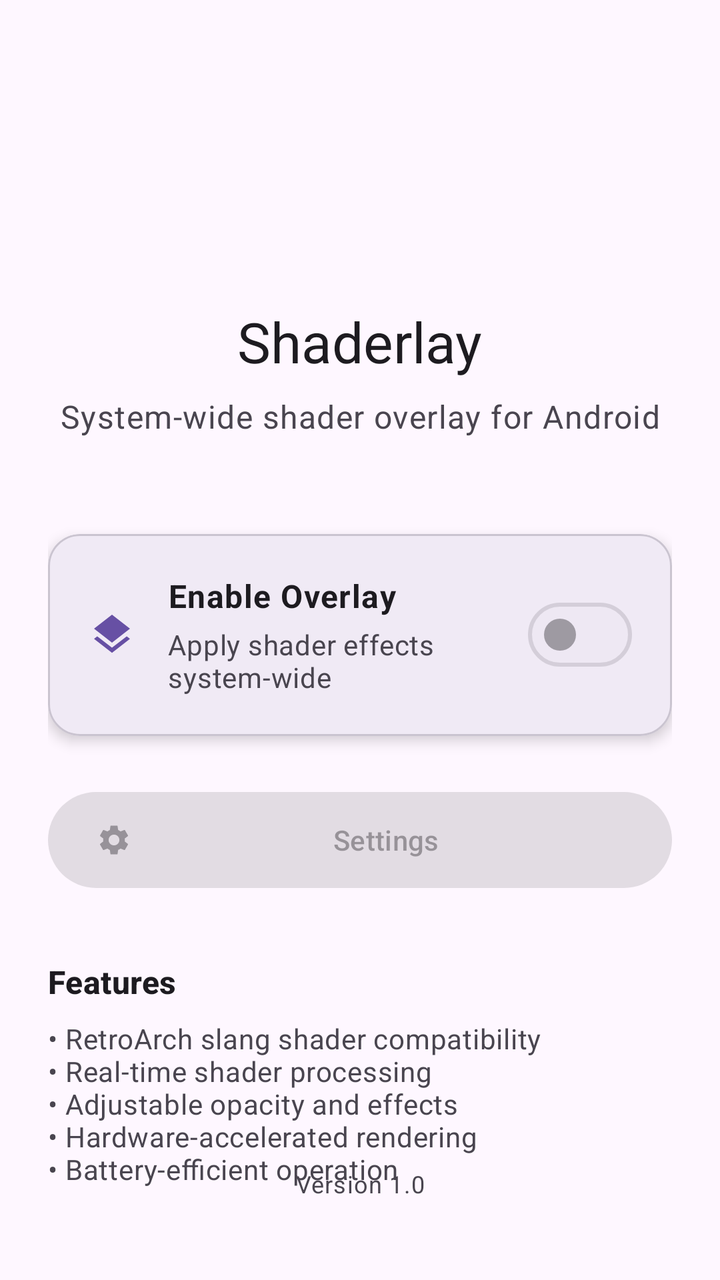
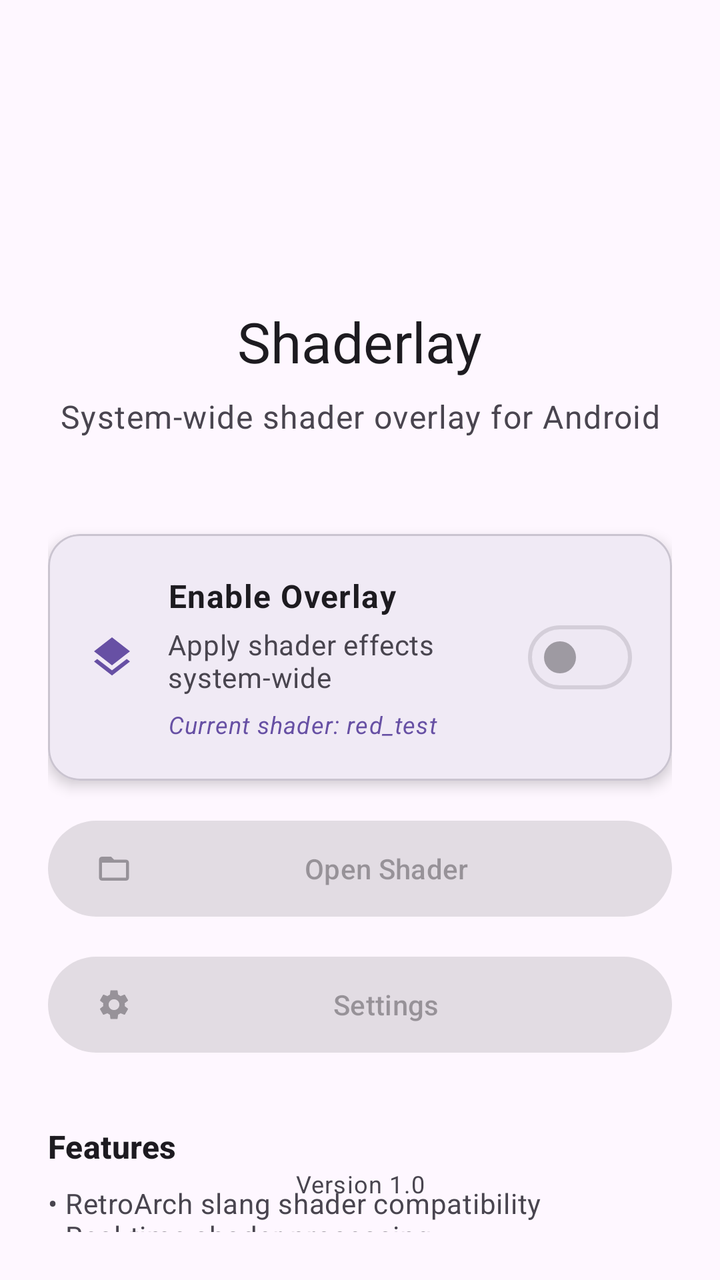

Screens rendered from an Android XML layout before and after an edit, with the pre-edit source and the edit as a unified diff.
<!-- AndroidManifest.xml: activity theme Theme.Shaderlay -->
<!-- res/layout/activity_main.xml -->
<?xml version="1.0" encoding="utf-8"?>
<androidx.constraintlayout.widget.ConstraintLayout xmlns:android="http://schemas.android.com/apk/res/android"
    xmlns:app="http://schemas.android.com/apk/res-auto"
    xmlns:tools="http://schemas.android.com/tools"
    android:layout_width="match_parent"
    android:layout_height="match_parent"
    android:padding="24dp"
    tools:context=".ui.MainActivity">

    <ImageView
        android:id="@+id/logo"
        android:layout_width="80dp"
        android:layout_height="80dp"
        android:layout_marginTop="32dp"
        android:contentDescription="@string/app_name"
        android:src="@mipmap/ic_launcher"
        app:layout_constraintEnd_toEndOf="parent"
        app:layout_constraintStart_toStartOf="parent"
        app:layout_constraintTop_toTopOf="parent" />

    <TextView
        android:id="@+id/title"
        android:layout_width="wrap_content"
        android:layout_height="wrap_content"
        android:layout_marginTop="16dp"
        android:text="@string/app_name"
        android:textAppearance="@style/TextAppearance.Material3.HeadlineMedium"
        app:layout_constraintEnd_toEndOf="parent"
        app:layout_constraintStart_toStartOf="parent"
        app:layout_constraintTop_toBottomOf="@id/logo" />

    <TextView
        android:id="@+id/subtitle"
        android:layout_width="0dp"
        android:layout_height="wrap_content"
        android:layout_marginTop="8dp"
        android:gravity="center"
        android:text="System-wide shader overlay for Android"
        android:textAppearance="@style/TextAppearance.Material3.BodyLarge"
        android:textColor="?android:attr/textColorSecondary"
        app:layout_constraintEnd_toEndOf="parent"
        app:layout_constraintStart_toStartOf="parent"
        app:layout_constraintTop_toBottomOf="@id/title" />

    <com.google.android.material.card.MaterialCardView
        android:id="@+id/card_overlay_control"
        android:layout_width="0dp"
        android:layout_height="wrap_content"
        android:layout_marginTop="48dp"
        app:cardCornerRadius="16dp"
        app:cardElevation="4dp"
        app:layout_constraintEnd_toEndOf="parent"
        app:layout_constraintStart_toStartOf="parent"
        app:layout_constraintTop_toBottomOf="@id/subtitle">

        <LinearLayout
            android:layout_width="match_parent"
            android:layout_height="wrap_content"
            android:orientation="vertical"
            android:padding="20dp">

            <LinearLayout
                android:layout_width="match_parent"
                android:layout_height="wrap_content"
                android:gravity="center_vertical"
                android:orientation="horizontal">

                <ImageView
                    android:layout_width="24dp"
                    android:layout_height="24dp"
                    android:layout_marginEnd="16dp"
                    android:contentDescription="Overlay icon"
                    android:src="@drawable/ic_layers"
                    app:tint="?attr/colorPrimary" />

                <LinearLayout
                    android:layout_width="0dp"
                    android:layout_height="wrap_content"
                    android:layout_weight="1"
                    android:orientation="vertical">

                    <TextView
                        android:layout_width="wrap_content"
                        android:layout_height="wrap_content"
                        android:text="@string/enable_overlay"
                        android:textAppearance="@style/TextAppearance.Material3.BodyLarge"
                        android:textStyle="bold" />

                    <TextView
                        android:layout_width="wrap_content"
                        android:layout_height="wrap_content"
                        android:layout_marginTop="4dp"
                        android:text="Apply shader effects system-wide"
                        android:textAppearance="@style/TextAppearance.Material3.BodyMedium"
                        android:textColor="?android:attr/textColorSecondary" />

                </LinearLayout>

                <com.google.android.material.materialswitch.MaterialSwitch
                    android:id="@+id/switch_overlay"
                    android:layout_width="wrap_content"
                    android:layout_height="wrap_content"
                    android:enabled="false" />

            </LinearLayout>

        </LinearLayout>

    </com.google.android.material.card.MaterialCardView>

    <com.google.android.material.button.MaterialButton
        android:id="@+id/button_settings"
        android:layout_width="0dp"
        android:layout_height="56dp"
        android:layout_marginTop="24dp"
        android:enabled="false"
        android:text="@string/settings"
        app:icon="@drawable/ic_settings"
        app:iconGravity="start"
        app:layout_constraintEnd_toEndOf="parent"
        app:layout_constraintStart_toStartOf="parent"
        app:layout_constraintTop_toBottomOf="@id/card_overlay_control" />

    <LinearLayout
        android:id="@+id/info_section"
        android:layout_width="0dp"
        android:layout_height="wrap_content"
        android:layout_marginTop="32dp"
        android:orientation="vertical"
        app:layout_constraintEnd_toEndOf="parent"
        app:layout_constraintStart_toStartOf="parent"
        app:layout_constraintTop_toBottomOf="@id/button_settings">

        <TextView
            android:layout_width="wrap_content"
            android:layout_height="wrap_content"
            android:text="Features"
            android:textAppearance="@style/TextAppearance.Material3.TitleMedium"
            android:textStyle="bold" />

        <TextView
            android:layout_width="match_parent"
            android:layout_height="wrap_content"
            android:layout_marginTop="8dp"
            android:text="• RetroArch slang shader compatibility\n• Real-time shader processing\n• Adjustable opacity and effects\n• Hardware-accelerated rendering\n• Battery-efficient operation"
            android:textAppearance="@style/TextAppearance.Material3.BodyMedium"
            android:textColor="?android:attr/textColorSecondary" />

    </LinearLayout>

    <TextView
        android:id="@+id/version_info"
        android:layout_width="wrap_content"
        android:layout_height="wrap_content"
        android:layout_marginBottom="16dp"
        android:text="Version 1.0"
        android:textAppearance="@style/TextAppearance.Material3.BodySmall"
        android:textColor="?android:attr/textColorTertiary"
        app:layout_constraintBottom_toBottomOf="parent"
        app:layout_constraintEnd_toEndOf="parent"
        app:layout_constraintStart_toStartOf="parent" />

</androidx.constraintlayout.widget.ConstraintLayout>
<!-- resources referenced by this layout -->
<resources>
  <!-- drawable ic_layers (drawable) -->
  <vector xmlns:android="http://schemas.android.com/apk/res/android"
      android:width="24dp"
      android:height="24dp"
      android:viewportWidth="24"
      android:viewportHeight="24"
      android:tint="?attr/colorPrimary">
    <path
        android:fillColor="@android:color/white"
        android:pathData="M11.99,18.54l-7.37,-5.73L3,14.07l9,7 9,-7 -1.63,-1.27 -7.38,5.74zM12,16l7.36,-5.73L21,9l-9,-7 -9,7 1.63,1.27L12,16z"/>
  </vector>
  <!-- mipmap ic_launcher (mipmap-hdpi) -->
  <?xml version="1.0" encoding="utf-8"?>
  <adaptive-icon xmlns:android="http://schemas.android.com/apk/res/android">
      <background android:drawable="@color/ic_launcher_background"/>
      <foreground android:drawable="@drawable/ic_layers"/>
  </adaptive-icon>
  <string name="app_name">Shaderlay</string>
  <string name="enable_overlay">Enable Overlay</string>
  <string name="settings">Settings</string>
  <style name="Theme.Shaderlay" parent="Base.Theme.Shaderlay" />
  <color name="ic_launcher_background">#6750A4</color>
  <color name="md_theme_light_primary">#6750A4</color>
  <color name="md_theme_light_onPrimary">#FFFFFF</color>
  <color name="md_theme_light_primaryContainer">#EADDFF</color>
  <color name="md_theme_light_onPrimaryContainer">#21005D</color>
  <color name="md_theme_light_secondary">#625B71</color>
  <color name="md_theme_light_onSecondary">#FFFFFF</color>
  <color name="md_theme_light_secondaryContainer">#E8DEF8</color>
  <color name="md_theme_light_onSecondaryContainer">#1D192B</color>
  <color name="md_theme_light_tertiary">#7D5260</color>
  <color name="md_theme_light_onTertiary">#FFFFFF</color>
  <color name="md_theme_light_tertiaryContainer">#FFD8E4</color>
  <color name="md_theme_light_onTertiaryContainer">#31111D</color>
  <color name="md_theme_light_error">#BA1A1A</color>
  <color name="md_theme_light_onError">#FFFFFF</color>
  <color name="md_theme_light_errorContainer">#FFDAD6</color>
  <color name="md_theme_light_onErrorContainer">#410002</color>
  <color name="md_theme_light_outline">#79747E</color>
  <color name="md_theme_light_surface">#FFFBFE</color>
  <color name="md_theme_light_onSurface">#1C1B1F</color>
  <color name="md_theme_light_surfaceVariant">#E7E0EC</color>
  <color name="md_theme_light_onSurfaceVariant">#49454F</color>
  <color name="md_theme_light_inverseSurface">#313033</color>
  <color name="md_theme_light_inverseOnSurface">#F4EFF4</color>
  <!-- unchanged entries left out for length: 2 -->
</resources>

<!-- the commit's change to res/layout/activity_main.xml (unified diff, before → after) -->
@@ -94,6 +94,16 @@
                         android:textAppearance="@style/TextAppearance.Material3.BodyMedium"
                         android:textColor="?android:attr/textColorSecondary" />
 
+                    <TextView
+                        android:id="@+id/current_shader_display"
+                        android:layout_width="wrap_content"
+                        android:layout_height="wrap_content"
+                        android:layout_marginTop="6dp"
+                        android:text="Current shader: red_test"
+                        android:textAppearance="@style/TextAppearance.Material3.BodySmall"
+                        android:textColor="?attr/colorPrimary"
+                        android:textStyle="italic" />
+
                 </LinearLayout>
 
                 <com.google.android.material.materialswitch.MaterialSwitch
@@ -109,17 +119,31 @@
     </com.google.android.material.card.MaterialCardView>
 
     <com.google.android.material.button.MaterialButton
+        android:id="@+id/button_open_shader"
+        android:layout_width="0dp"
+        android:layout_height="56dp"
+        android:layout_marginTop="16dp"
+        android:enabled="false"
+        android:text="Open Shader"
+        app:icon="@drawable/ic_folder_open"
+        app:iconGravity="start"
+        style="@style/Widget.Material3.Button.TonalButton"
+        app:layout_constraintEnd_toEndOf="parent"
+        app:layout_constraintStart_toStartOf="parent"
+        app:layout_constraintTop_toBottomOf="@id/card_overlay_control" />
+
+    <com.google.android.material.button.MaterialButton
         android:id="@+id/button_settings"
         android:layout_width="0dp"
         android:layout_height="56dp"
-        android:layout_marginTop="24dp"
+        android:layout_marginTop="12dp"
         android:enabled="false"
         android:text="@string/settings"
         app:icon="@drawable/ic_settings"
         app:iconGravity="start"
         app:layout_constraintEnd_toEndOf="parent"
         app:layout_constraintStart_toStartOf="parent"
-        app:layout_constraintTop_toBottomOf="@id/card_overlay_control" />
+        app:layout_constraintTop_toBottomOf="@id/button_open_shader" />
 
     <LinearLayout
         android:id="@+id/info_section"
<!-- resource entries referenced after the edit -->
@@ -1,5 +1,15 @@
 <!-- resources referenced by this layout -->
 <resources>
+  <!-- drawable ic_folder_open (drawable) -->
+  <vector xmlns:android="http://schemas.android.com/apk/res/android"
+      android:width="24dp"
+      android:height="24dp"
+      android:viewportWidth="24"
+      android:viewportHeight="24">
+    <path
+        android:fillColor="@android:color/black"
+        android:pathData="M20,6h-8l-2,-2H4C2.9,4 2.01,4.9 2.01,6L2,18c0,1.1 0.9,2 2,2h16c1.1,0 2,-0.9 2,-2V8C22,6.9 21.1,6 20,6zM20,18H4V8h16V18z"/>
+  </vector>
   <!-- drawable ic_layers (drawable) -->
   <vector xmlns:android="http://schemas.android.com/apk/res/android"
       android:width="24dp"
